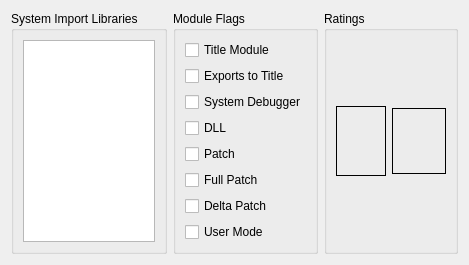
This is Velocity/xexdialog.ui in hetelek/Velocity as Qt 5 draws it before an edit. The edited form follows.
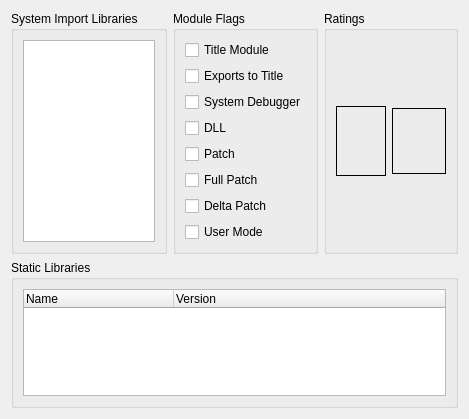
This is the edited form. Icons and pictures are not drawn.

Commit message: Add parsing of static libraries

Patch:
```diff
--- a/Velocity/xexdialog.ui
+++ b/Velocity/xexdialog.ui
@@ -6,8 +6,8 @@
    <rect>
     <x>0</x>
     <y>0</y>
-    <width>420</width>
-    <height>229</height>
+    <width>422</width>
+    <height>419</height>
    </rect>
   </property>
   <property name="windowTitle">
@@ -17,6 +17,8 @@
    <iconset resource="Resources.qrc">
     <normaloff>:/Images/Leaner24.png</normaloff>:/Images/Leaner24.png</iconset>
   </property>
+  <layout class="QVBoxLayout" name="verticalLayout_4">
+   <item>
   <layout class="QHBoxLayout" name="horizontalLayout">
    <item>
     <widget class="QGroupBox" name="groupBox">
@@ -143,6 +145,34 @@
         <property name="text">
          <string/>
         </property>
+         </widget>
+        </item>
+       </layout>
+      </widget>
+     </item>
+    </layout>
+   </item>
+   <item>
+    <widget class="QGroupBox" name="groupBox_4">
+     <property name="title">
+      <string>Static Libraries</string>
+     </property>
+     <layout class="QVBoxLayout" name="verticalLayout_3">
+      <item>
+       <widget class="QTreeWidget" name="treStaticLibraries">
+        <attribute name="headerDefaultSectionSize">
+         <number>150</number>
+        </attribute>
+        <column>
+         <property name="text">
+          <string>Name</string>
+         </property>
+        </column>
+        <column>
+         <property name="text">
+          <string>Version</string>
+         </property>
+        </column>
        </widget>
       </item>
      </layout>
```
Left out of the diff: 48 changed lines with no effect on the pictures. Lines whose indentation alone changed are shown as unchanged. The commit also changes 6 other files.
